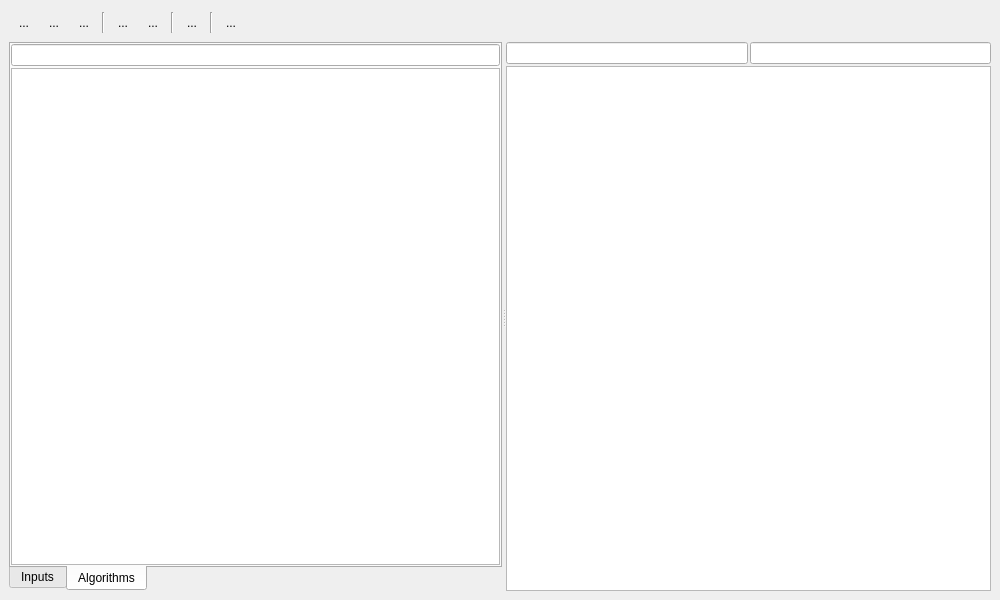
First picture: the form in python/plugins/processing/ui/DlgModeler.ui, repository qgis/QGIS, before the edit.
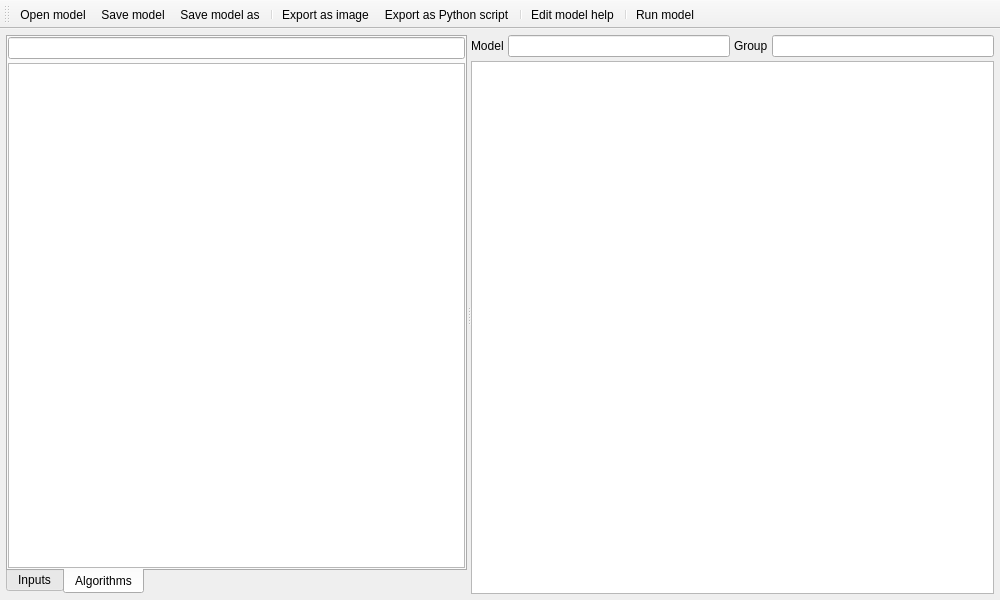
Second picture: the form after the edit. Icons and pictures are not drawn. Custom widgets are drawn as their Qt base class.

Commit message: [processing] improve the modeler dialog UI and icons - use a proper toolbar to match other parts of QGIS - show keyboard shortcuts in toolbar action tooltips - create vector icons to replace PNG ones

Patch:
```diff
--- a/python/plugins/processing/ui/DlgModeler.ui
+++ b/python/plugins/processing/ui/DlgModeler.ui
@@ -1,7 +1,7 @@
 <?xml version="1.0" encoding="UTF-8"?>
 <ui version="4.0">
  <class>DlgModeler</class>
- <widget class="QDialog" name="DlgModeler">
+ <widget class="QMainWindow" name="DlgModeler">
   <property name="geometry">
    <rect>
     <x>0</x>
@@ -13,160 +13,14 @@
   <property name="windowTitle">
    <string>Processing modeler</string>
   </property>
-  <layout class="QVBoxLayout" name="verticalLayout">
+  <widget class="QWidget" name="centralwidget">
+   <layout class="QVBoxLayout" name="verticalLayout_1">
    <property name="spacing">
-    <number>6</number>
-   </property>
-   <property name="margin">
-    <number>9</number>
-   </property>
-   <item>
-    <layout class="QHBoxLayout" name="horizontalLayout">
-     <property name="spacing">
-      <number>6</number>
-     </property>
-     <property name="margin">
       <number>3</number>
      </property>
-     <item>
-      <widget class="QToolButton" name="btnOpen">
-       <property name="toolTip">
-        <string>Open model</string>
-       </property>
-       <property name="text">
-        <string>...</string>
-       </property>
-       <property name="shortcut">
-        <string>Ctrl+O</string>
-       </property>
-       <property name="autoRaise">
-        <bool>true</bool>
-       </property>
-      </widget>
-     </item>
-     <item>
-      <widget class="QToolButton" name="btnSave">
-       <property name="toolTip">
-        <string>Save</string>
-       </property>
-       <property name="text">
-        <string>...</string>
-       </property>
-       <property name="shortcut">
-        <string>Ctrl+S</string>
-       </property>
-       <property name="autoRaise">
-        <bool>true</bool>
-       </property>
-      </widget>
-     </item>
-     <item>
-      <widget class="QToolButton" name="btnSaveAs">
-       <property name="toolTip">
-        <string>Save as...</string>
-       </property>
-       <property name="text">
-        <string>...</string>
-       </property>
-       <property name="shortcut">
-        <string>Ctrl+Shift+S</string>
-       </property>
-       <property name="autoRaise">
-        <bool>true</bool>
-       </property>
-      </widget>
-     </item>
-     <item>
-      <widget class="Line" name="line">
-       <property name="orientation">
-        <enum>Qt::Vertical</enum>
-       </property>
-      </widget>
-     </item>
-     <item>
-      <widget class="QToolButton" name="btnExportImage">
-       <property name="toolTip">
-        <string>Export as image</string>
-       </property>
-       <property name="text">
-        <string>...</string>
-       </property>
-       <property name="autoRaise">
-        <bool>true</bool>
-       </property>
-      </widget>
-     </item>
-     <item>
-      <widget class="QToolButton" name="btnExportPython">
-       <property name="toolTip">
-        <string>Export as Python script</string>
-       </property>
-       <property name="text">
-        <string>...</string>
-       </property>
-       <property name="autoRaise">
-        <bool>true</bool>
-       </property>
-      </widget>
-     </item>
-     <item>
-      <widget class="Line" name="line_2">
-       <property name="orientation">
-        <enum>Qt::Vertical</enum>
-       </property>
-      </widget>
-     </item>
-     <item>
-      <widget class="QToolButton" name="btnEditHelp">
-       <property name="toolTip">
-        <string>Edit model help</string>
-       </property>
-       <property name="text">
-        <string>...</string>
-       </property>
-       <property name="autoRaise">
-        <bool>true</bool>
-       </property>
-      </widget>
-     </item>
-     <item>
-      <widget class="Line" name="line_3">
-       <property name="orientation">
-        <enum>Qt::Vertical</enum>
-       </property>
-      </widget>
-     </item>
-     <item>
-      <widget class="QToolButton" name="btnRun">
-       <property name="toolTip">
-        <string>Run model</string>
-       </property>
-       <property name="text">
-        <string>...</string>
-       </property>
-       <property name="shortcut">
-        <string>F5</string>
-       </property>
-       <property name="autoRaise">
-        <bool>true</bool>
-       </property>
-      </widget>
-     </item>
-     <item>
-      <spacer name="horizontalSpacer">
-       <property name="orientation">
-        <enum>Qt::Horizontal</enum>
-       </property>
-       <property name="sizeHint" stdset="0">
-        <size>
-         <width>40</width>
-         <height>20</height>
-        </size>
-       </property>
-      </spacer>
-     </item>
-    </layout>
-   </item>
+    <property name="margin">
+     <number>6</number>
+    </property>
    <item>
     <widget class="QSplitter" name="splitter">
      <property name="orientation">
@@ -189,9 +43,9 @@
        <attribute name="title">
         <string>Inputs</string>
        </attribute>
-       <layout class="QVBoxLayout" name="verticalLayout_2">
+        <layout class="QVBoxLayout" name="verticalLayout_3">
         <property name="spacing">
-         <number>2</number>
+          <number>4</number>
         </property>
         <property name="margin">
          <number>0</number>
@@ -217,9 +71,9 @@
        <attribute name="title">
         <string>Algorithms</string>
        </attribute>
-       <layout class="QVBoxLayout" name="verticalLayout_3">
+        <layout class="QVBoxLayout" name="verticalLayout_4">
         <property name="spacing">
-         <number>2</number>
+          <number>4</number>
         </property>
         <property name="margin">
          <number>0</number>
@@ -252,23 +106,37 @@
      <widget class="QWidget" name="layoutWidget">
       <layout class="QGridLayout" name="gridLayout">
        <property name="spacing">
-        <number>2</number>
+         <number>4</number>
        </property>
        <item row="0" column="0">
-        <widget class="QLineEdit" name="textName">
-         <property name="toolTip">
-          <string>Enter model name here</string>
+         <widget class="QLabel" name="label_1">
+          <property name="text">
+           <string>Model</string>
          </property>
         </widget>
        </item>
        <item row="0" column="1">
+         <widget class="QLineEdit" name="textName">
+          <property name="toolTip">
+           <string>Enter model name here</string> 
+          </property>
+         </widget>
+        </item>
+        <item row="0" column="2">
+         <widget class="QLabel" name="label_2">
+          <property name="text">
+           <string>Group</string>
+          </property>
+         </widget>
+        </item>
+        <item row="0" column="3">
         <widget class="QLineEdit" name="textGroup">
          <property name="toolTip">
           <string>Enter group name here</string>
          </property>
         </widget>
        </item>
-       <item row="1" column="0" colspan="2">
+        <item row="1" column="0" colspan="4">
         <widget class="QGraphicsView" name="view"/>
        </item>
       </layout>
@@ -276,6 +144,124 @@
     </widget>
    </item>
   </layout>
+  </widget>
+  <widget class="QToolBar" name="mToolbar">
+   <property name="windowTitle">
+    <string>Navigation</string>
+   </property>
+   <attribute name="toolBarArea">
+    <enum>TopToolBarArea</enum>
+   </attribute>
+   <attribute name="toolBarBreak">
+    <bool>true</bool>
+   </attribute>
+   <addaction name="mActionOpen"/>
+   <addaction name="mActionSave"/>
+   <addaction name="mActionSaveAs"/>
+   <addaction name="separator"/>
+   <addaction name="mActionExportImage"/>
+   <addaction name="mActionExportPython"/>
+   <addaction name="separator"/>
+   <addaction name="mActionEditHelp"/>
+   <addaction name="separator"/>
+   <addaction name="mActionRun"/>
+  </widget>
+  <action name="mActionOpen">
+   <property name="icon">
+    <iconset resource="../../images/images.qrc">
+     <normaloff>:/images/themes/default/mActionFileOpen.svg</normaloff>:/images/themes/default/mActionFileOpen.svg</iconset>
+   </property>
+   <property name="text">
+    <string>Open model...</string>
+   </property>
+   <property name="toolTip">
+    <string>Open model (Ctrl+O)</string>
+   </property>
+   <property name="shortcut">
+    <string>Ctrl+O</string>
+   </property>
+  </action>
+  <action name="mActionSave">
+   <property name="icon">
+    <iconset resource="../../images/images.qrc">
+     <normaloff>:/images/themes/default/mActionFileSave.svg</normaloff>:/images/themes/default/mActionFileSave.svg</iconset>
+   </property>
+   <property name="text">
+    <string>Save model</string>
+   </property>
+   <property name="toolTip">
+    <string>Save model (Ctrl+S)</string>
+   </property>
+   <property name="shortcut">
+    <string>Ctrl+S</string>
+   </property>
+  </action>
+  <action name="mActionSaveAs">
+   <property name="icon">
+    <iconset resource="../../images/images.qrc">
+     <normaloff>:/images/themes/default/mActionFileSaveAs.svg</normaloff>:/images/themes/default/mActionFileSaveAs.svg</iconset>
+   </property>
+   <property name="text">
+    <string>Save model as...</string>
+   </property>
+   <property name="toolTip">
+    <string>Save model as (Ctrl+S)</string>
+   </property>
+   <property name="shortcut">
+    <string>Ctrl+Shift+S</string>
+   </property>
+  </action>
+  <action name="mActionExportImage">
+   <property name="icon">
+    <iconset resource="../../images/images.qrc">
+     <normaloff>:/images/themes/default/mActionSaveMapAsImage.svg</normaloff>:/images/themes/default/mActionSaveMapAsImage.svg</iconset>
+   </property>
+   <property name="text">
+    <string>Export as image...</string>
+   </property>
+   <property name="toolTip">
+    <string>Export as image</string>
+   </property>
+  </action>
+  <action name="mActionExportPython">
+   <property name="icon">
+    <iconset resource="../../images/images.qrc">
+     <normaloff>:/images/themes/default/mActionSaveAsPython.svg</normaloff>:/images/themes/default/mActionSaveAsPython.svg</iconset>
+   </property>
+   <property name="text">
+    <string>Export as Python script...</string>
+   </property>
+   <property name="toolTip">
+    <string>Export as Python script</string>
+   </property>
+  </action>
+  <action name="mActionEditHelp">
+   <property name="icon">
+    <iconset resource="../../images/images.qrc">
+     <normaloff>:/images/themes/default/mActionEditHelpContent.svg</normaloff>:/images/themes/default/mActionEditHelpContent.svg</iconset>
+   </property>
+   <property name="text">
+    <string>Edit model help...</string>
+   </property>
+   <property name="toolTip">
+    <string>Edit model help</string>
+   </property>
+  </action>
+  <action name="mActionRun">
+   <property name="icon">
+    <iconset resource="../../images/images.qrc">
+     <normaloff>:/images/themes/default/mActionStart.svg</normaloff>:/images/themes/default/mActionStart.svg</iconset>
+   </property>
+   <property name="text">
+    <string>Run model...</string>
+   </property>
+   <property name="toolTip">
+    <string>Run model (F5)</string>
+   </property>
+   <property name="shortcut">
+    <string>F5</string>
+   </property>
+  </action>
  </widget>
  <customwidgets>
   <customwidget>
```
Left out of the diff: 2 changed lines with no effect on the pictures. Lines whose indentation alone changed are shown as unchanged. The commit also changes 5 other files.
